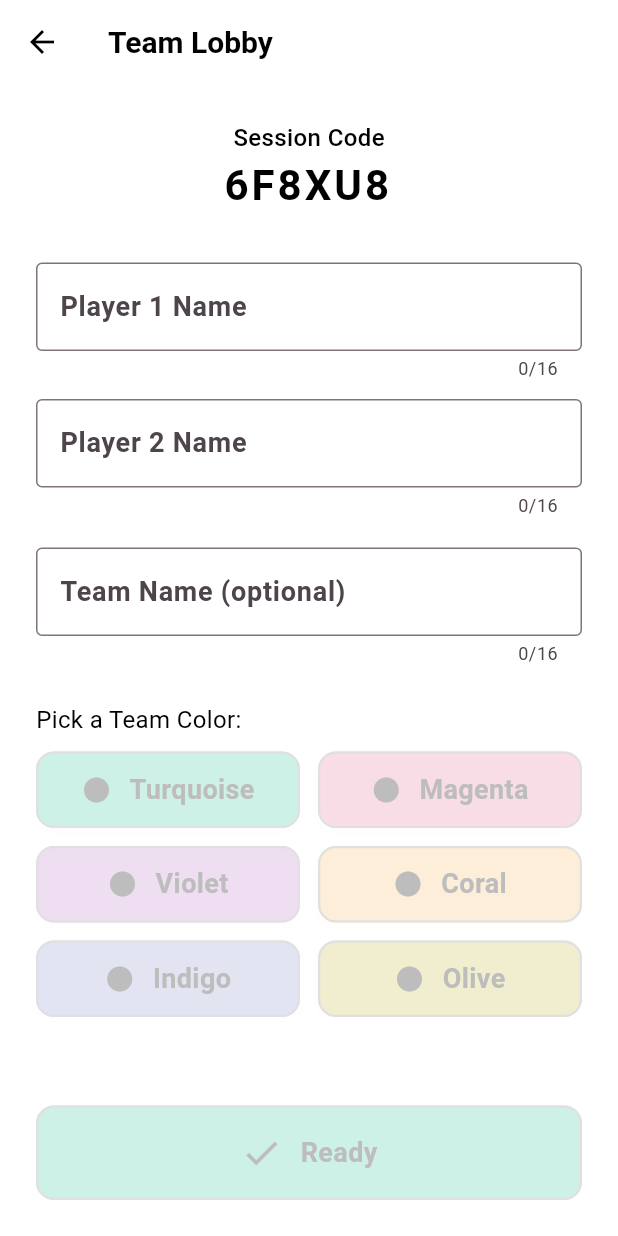
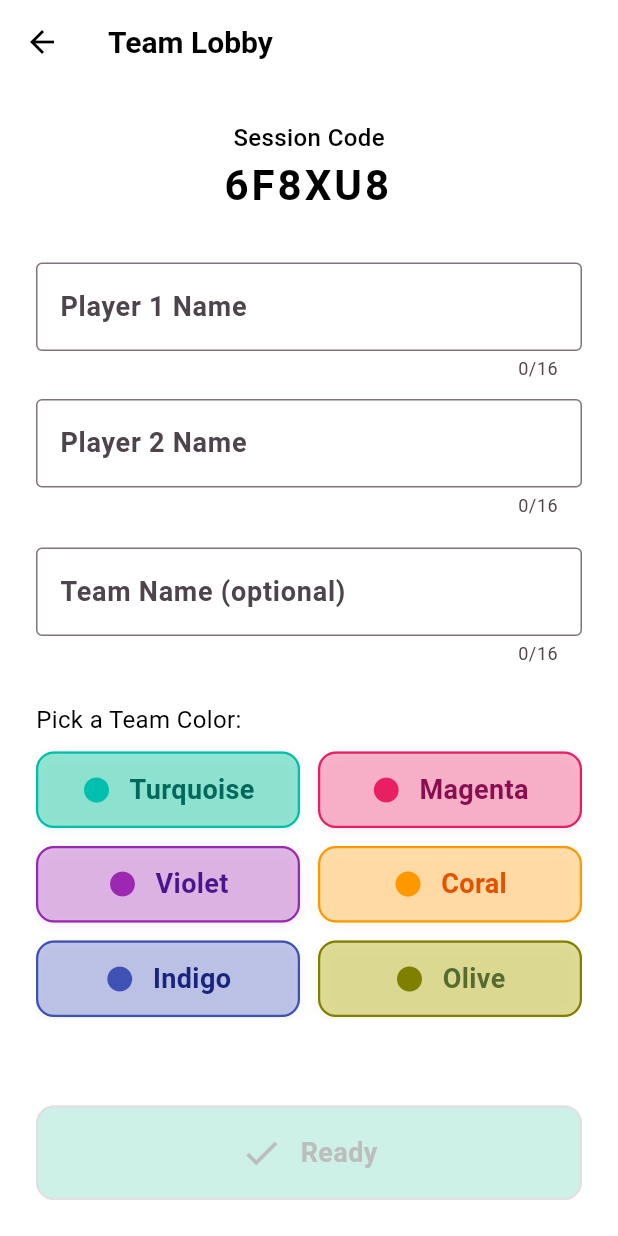
Before and after one commit to luqmaany/frequency, a Flutter app: the OnlineLobbyScreen screen opened directly, after a tap on "Create New Session", on a phone screen of 412 x 824 dp. Run offline on Flutter 3.47's test engine with Material 3 defaults, Android fonts, the phone set to English and light mode, and no system bars; our stand-ins replace animated_text_kit, cloud_firestore, confetti, firebase_core, flutter_card_swiper, flutter_riverpod and 1 more; accounts and stored records are empty.

Commit message:
Add UUID dependency and implement device ID management
Introduce the uuid package for generating unique device IDs. Update StorageService to include a method for retrieving and storing the device ID using SharedPreferences. Modify OnlineLobbyScreen and OnlineTeamLobbyScreen to utilize the device ID for session management, enhancing the multiplayer experience by associating players with unique identifiers. Add flutter_04.png asset for future UI enhancements.

```diff
--- a/lib/screens/online_lobby_screen.dart
+++ b/lib/screens/online_lobby_screen.dart
@@ -4,6 +4,7 @@ import 'online_team_lobby_screen.dart';
 import '../services/firestore_service.dart';
 import 'package:cloud_firestore/cloud_firestore.dart';
 import 'dart:math';
+import '../services/storage_service.dart';
 
 class OnlineLobbyScreen extends StatefulWidget {
   const OnlineLobbyScreen({Key? key}) : super(key: key);
@@ -82,9 +83,11 @@ class _OnlineLobbyScreenState extends State<OnlineLobbyScreen> {
       return;
     }
     try {
+      final hostId = await StorageService.getDeviceId();
       // Actually create the session document in Firestore!
       await FirebaseFirestore.instance.collection('sessions').doc(newCode).set({
         'sessionId': newCode,
+        'hostId': hostId,
         'status': 'lobby',
         'settings': {
           'roundTimeSeconds': 60,
--- a/lib/screens/online_team_lobby_screen.dart
+++ b/lib/screens/online_team_lobby_screen.dart
@@ -3,6 +3,7 @@ import 'package:flutter_riverpod/flutter_riverpod.dart';
 import '../widgets/team_color_button.dart';
 import '../services/firestore_service.dart';
 import 'package:cloud_firestore/cloud_firestore.dart';
+import '../services/storage_service.dart';
 
 // StreamProvider to listen to session changes
 final sessionStreamProvider =
@@ -28,17 +29,31 @@ class OnlineTeamLobbyScreen extends ConsumerStatefulWidget {
 }
 
 class _OnlineTeamLobbyScreenState extends ConsumerState<OnlineTeamLobbyScreen> {
-  late final TextEditingController _teamNameController =
-      TextEditingController(text: widget.teamName);
-  late final TextEditingController _player1Controller = TextEditingController();
-  late final TextEditingController _player2Controller = TextEditingController();
-  late int? _selectedColorIndex = null;
+  late TextEditingController _teamNameController;
+  late TextEditingController _player1Controller;
+  late TextEditingController _player2Controller;
+  int? _selectedColorIndex;
   bool _ready = false;
   bool _updating = false;
+  late Future<String> _deviceIdFuture;
 
   @override
   void initState() {
     super.initState();
+    _teamNameController = TextEditingController(text: widget.teamName);
+    _player1Controller = TextEditingController();
+    _player2Controller = TextEditingController();
+    _selectedColorIndex = null;
+    _deviceIdFuture = StorageService.getDeviceId();
+  }
+
+  @override
+  void dispose() {
+    _teamNameController.dispose();
+    _player1Controller.dispose();
+    _player2Controller.dispose();
+    _removeTeamFromFirestore();
+    super.dispose();
   }
 
   bool get _canPickColor =>
@@ -93,10 +108,28 @@ class _OnlineTeamLobbyScreenState extends ConsumerState<OnlineTeamLobbyScreen> {
   }
 
   List<int> _getUsedColors(List<dynamic> teams) {
+    final myPlayers = [
+      _player1Controller.text.trim(),
+      _player2Controller.text.trim(),
+    ];
     return teams
-        .where((team) => team['teamName'] != _teamNameController.text.trim())
+        .where((team) => !(team['players'] is List &&
+            (team['players'] as List).join(',') == myPlayers.join(',')))
         .map((team) => team['colorIndex'] as int)
         .toList();
+  }
+
+  // Helper to get the current team's color index from Firestore
+  int? _getMyTeamColorIndex(List teams) {
+    for (final t in teams) {
+      if (t['players'] is List &&
+          (t['players'] as List).join(',') ==
+              [_player1Controller.text.trim(), _player2Controller.text.trim()]
+                  .join(',')) {
+        return t['colorIndex'] as int?;
+      }
+    }
+    return null;
   }
 
   // Helper to build team data
@@ -189,7 +222,12 @@ class _OnlineTeamLobbyScreenState extends ConsumerState<OnlineTeamLobbyScreen> {
   Widget build(BuildContext context) {
     final sessionAsync = ref.watch(sessionStreamProvider(widget.sessionId));
 
-    return Scaffold(
+    return WillPopScope(
+      onWillPop: () async {
+        await _removeTeamFromFirestore();
+        return true;
+      },
+      child: Scaffold(
         appBar: AppBar(
           title: const Text('Team Lobby'),
         ),
@@ -208,6 +246,20 @@ class _OnlineTeamLobbyScreenState extends ConsumerState<OnlineTeamLobbyScreen> {
             );
             final isReady = myTeam['ready'] ?? false;
 
+            // Host logic
+            final hostId = sessionData['hostId'] as String?;
+
+            return FutureBuilder<String>(
+              future: _deviceIdFuture,
+              builder: (context, snapshot) {
+                if (snapshot.connectionState == ConnectionState.waiting) {
+                  return const Center(child: CircularProgressIndicator());
+                }
+                if (snapshot.hasError || !snapshot.hasData) {
+                  return const Center(child: Text('Error loading device ID'));
+                }
+                final deviceId = snapshot.data;
+                final isHost = deviceId != null && deviceId == hostId;
                 return Padding(
                   padding: const EdgeInsets.all(24.0),
                   child: SingleChildScrollView(
@@ -219,7 +271,8 @@ class _OnlineTeamLobbyScreenState extends ConsumerState<OnlineTeamLobbyScreen> {
                             children: [
                               const Text('Session Code',
                                   style: TextStyle(
-                                fontSize: 16, fontWeight: FontWeight.w500)),
+                                      fontSize: 16,
+                                      fontWeight: FontWeight.w500)),
                               SelectableText(
                                 widget.sessionId,
                                 style: const TextStyle(
@@ -280,25 +333,32 @@ class _OnlineTeamLobbyScreenState extends ConsumerState<OnlineTeamLobbyScreen> {
                               childAspectRatio: 3.2,
                             ),
                             itemCount: teamColors.length,
-                      itemBuilder: (context, i) => TeamColorButton(
+                            itemBuilder: (context, i) {
+                              final myColorIndex = _getMyTeamColorIndex(teams);
+                              final takenByOther =
+                                  usedColors.contains(i) && i != myColorIndex;
+                              return TeamColorButton(
                                 text: teamColors[i].name,
                                 icon: Icons.circle,
                                 color: teamColors[i],
-                        onPressed: (_canPickColor &&
-                                !_ready &&
-                                !_updating &&
-                                !usedColors.contains(i))
-                            ? () {
+                                onPressed: (takenByOther || _updating)
+                                    ? null
+                                    : () async {
                                         setState(() {
                                           _selectedColorIndex = i;
                                         });
+                                        if (_ready) {
+                                          // If already ready, update Firestore with new color
+                                          await _syncTeamToFirestore();
+                                        } else {
                                           _onPlayerOrColorChanged();
                                         }
-                            : null,
+                                      },
                                 iconSize: 20,
                                 padding: const EdgeInsets.symmetric(
                                     vertical: 8, horizontal: 10),
-                      ),
+                              );
+                            },
                           ),
                         ),
                         const SizedBox(height: 24),
@@ -307,7 +367,21 @@ class _OnlineTeamLobbyScreenState extends ConsumerState<OnlineTeamLobbyScreen> {
                               style: TextStyle(
                                   fontSize: 16, fontWeight: FontWeight.w600)),
                           const SizedBox(height: 8),
-                    ...teams.map((team) => Padding(
+                          ...teams.map((team) {
+                            final hasTeamName = (team['teamName'] as String?)
+                                    ?.trim()
+                                    .isNotEmpty ==
+                                true;
+                            final players = (team['players'] as List?)
+                                    ?.whereType<String>()
+                                    .toList() ??
+                                [];
+                            final displayName = hasTeamName
+                                ? team['teamName']
+                                : (players.length == 2
+                                    ? '${players[0]} & ${players[1]}'
+                                    : players.join(' & '));
+                            return Padding(
                               padding: const EdgeInsets.symmetric(vertical: 4),
                               child: Row(
                                 children: [
@@ -319,12 +393,13 @@ class _OnlineTeamLobbyScreenState extends ConsumerState<OnlineTeamLobbyScreen> {
                                           .background,
                                       borderRadius: BorderRadius.circular(8),
                                       border: Border.all(
-                                      color: teamColors[team['colorIndex'] ?? 0]
+                                          color: teamColors[
+                                                  team['colorIndex'] ?? 0]
                                               .border),
                                     ),
                                   ),
                                   const SizedBox(width: 8),
-                              Text(team['teamName'] ?? 'Unknown'),
+                                  Text(displayName ?? 'Unknown'),
                                   const Spacer(),
                                   if (team['ready'] == true)
                                     const Icon(Icons.check_circle,
@@ -334,15 +409,44 @@ class _OnlineTeamLobbyScreenState extends ConsumerState<OnlineTeamLobbyScreen> {
                                         color: Colors.grey, size: 20),
                                 ],
                               ),
-                        )),
+                            );
+                          }),
                         ],
                         const SizedBox(height: 32),
                         if (_updating)
                           const Center(child: CircularProgressIndicator()),
-                  if (!_updating)
+                        // Ready/Waiting/Start Game button logic
+                        if (_ready && isHost && teams.length >= 2)
                           TeamColorButton(
-                      text: _ready ? 'Waiting for Others...' : 'Ready',
-                      icon: _ready ? Icons.hourglass_top : Icons.check,
+                            text: 'Start Game',
+                            icon: Icons.play_arrow_rounded,
+                            color: _selectedColorIndex != null
+                                ? teamColors[_selectedColorIndex!]
+                                : teamColors[0],
+                            onPressed: () async {
+                              await FirebaseFirestore.instance
+                                  .collection('sessions')
+                                  .doc(widget.sessionId)
+                                  .update({'status': 'in-progress'});
+                            },
+                            padding: const EdgeInsets.symmetric(vertical: 16),
+                            iconSize: 28,
+                          )
+                        else if (_ready)
+                          TeamColorButton(
+                            text: 'Waiting for Others...',
+                            icon: Icons.hourglass_top,
+                            color: _selectedColorIndex != null
+                                ? teamColors[_selectedColorIndex!]
+                                : teamColors[0],
+                            onPressed: null,
+                            padding: const EdgeInsets.symmetric(vertical: 16),
+                            iconSize: 28,
+                          )
+                        else
+                          TeamColorButton(
+                            text: 'Ready',
+                            icon: Icons.check,
                             color: _selectedColorIndex != null
                                 ? teamColors[_selectedColorIndex!]
                                 : teamColors[0],
@@ -360,8 +464,11 @@ class _OnlineTeamLobbyScreenState extends ConsumerState<OnlineTeamLobbyScreen> {
                   ),
                 );
               },
+            );
+          },
           loading: () => const Center(child: CircularProgressIndicator()),
           error: (error, stack) => Center(child: Text('Error: $error')),
+        ),
       ),
     );
   }
--- a/lib/services/storage_service.dart
+++ b/lib/services/storage_service.dart
@@ -1,5 +1,6 @@
 import 'package:shared_preferences/shared_preferences.dart';
 import 'dart:convert';
+import 'package:uuid/uuid.dart';
 
 class StorageService {
   // Game setup keys
@@ -27,6 +28,8 @@ class StorageService {
 
   // Queue constants
   static const int _maxQueueSize = 20;
+
+  static const _deviceIdKey = 'device_id';
 
   // ===== APP INITIALIZATION METHODS =====
 
@@ -354,4 +357,14 @@ class StorageService {
     ];
     await saveSuggestedNames(defaultNames);
   }
+
+  static Future<String> getDeviceId() async {
+    final prefs = await SharedPreferences.getInstance();
+    String? id = prefs.getString(_deviceIdKey);
+    if (id == null) {
+      id = const Uuid().v4();
+      await prefs.setString(_deviceIdKey, id);
+    }
+    return id;
+  }
 }
--- a/pubspec.yaml
+++ b/pubspec.yaml
@@ -39,6 +39,7 @@ dependencies:
   shared_preferences: ^2.2.2
   firebase_core: ^2.24.2
   cloud_firestore: ^4.13.0
+  uuid: ^4.3.3
   # The following adds the Cupertino Icons font to your application.
   # Use with the CupertinoIcons class for iOS style icons.
   cupertino_icons: ^1.0.2
```
Also changed, not shown: flutter_04.png (added), pubspec.lock. Lines whose indentation alone changed are shown as unchanged.
